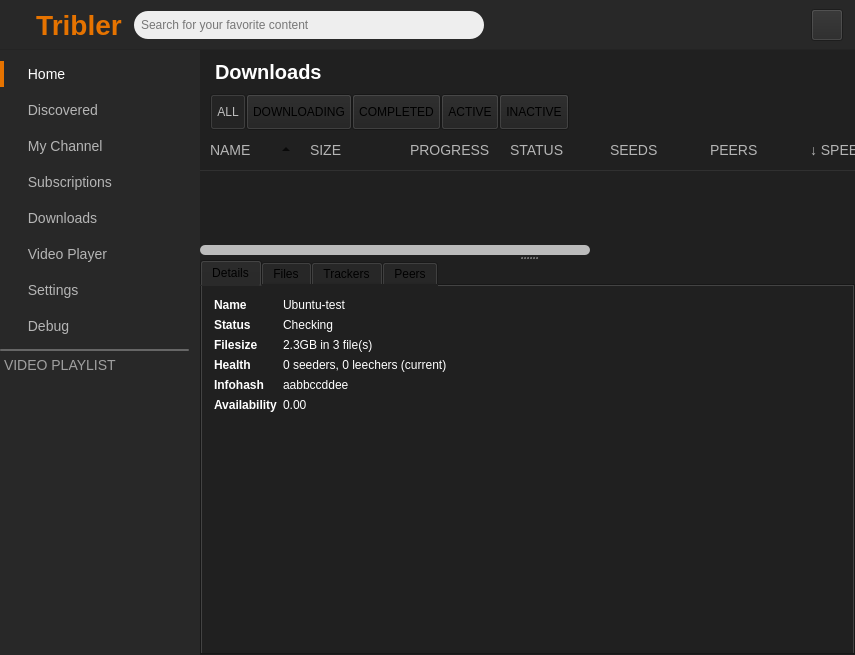
The window that TriblerGUI/qt_resources/mainwindow.ui (Tribler/tribler) describes before a commit, drawn with Qt 5.
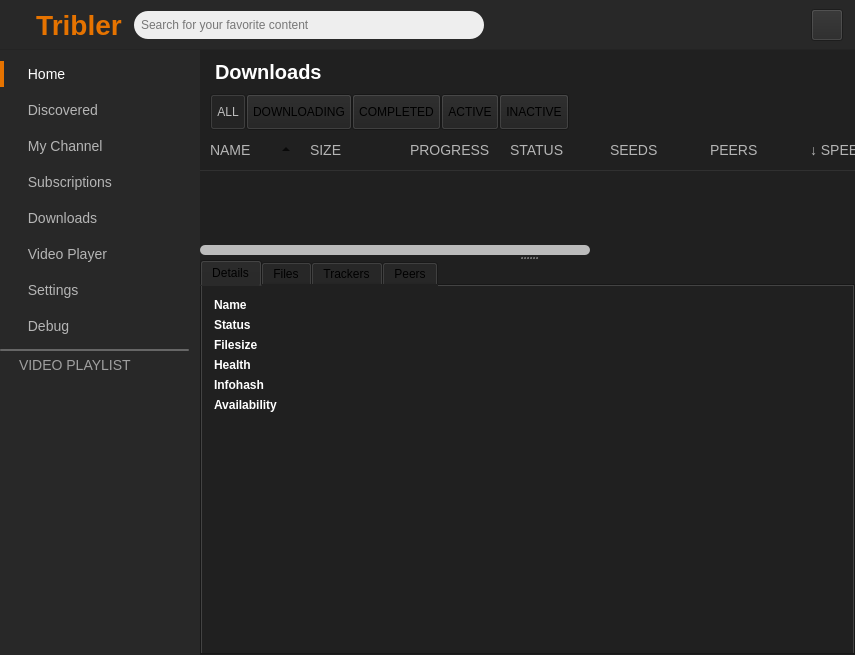
The same window after the commit. The open tabs and pages were chosen to show the change. Icons and pictures are not drawn. Custom widgets are drawn as their Qt base class.

Patch:
```diff
--- a/TriblerGUI/qt_resources/mainwindow.ui
+++ b/TriblerGUI/qt_resources/mainwindow.ui
@@ -862,7 +862,7 @@
                <string notr="true">border: none;
 color: #A0A0A0;
 font-size: 14px;
-margin-left: 1px;</string>
+padding-left: 16px;</string>
               </property>
               <property name="text">
                <string>VIDEO PLAYLIST</string>
@@ -7379,7 +7379,7 @@
                       <item row="0" column="1">
                        <widget class="QLabel" name="download_detail_name_label">
                         <property name="text">
-                         <string>Ubuntu-test</string>
+                         <string/>
                         </property>
                        </widget>
                       </item>
@@ -7396,7 +7396,7 @@
                       <item row="1" column="1">
                        <widget class="QLabel" name="download_detail_status_label">
                         <property name="text">
-                         <string>Checking</string>
+                         <string/>
                         </property>
                        </widget>
                       </item>
@@ -7413,7 +7413,7 @@
                       <item row="2" column="1">
                        <widget class="QLabel" name="download_detail_filesize_label">
                         <property name="text">
-                         <string>2.3GB in 3 file(s)</string>
+                         <string/>
                         </property>
                        </widget>
                       </item>
@@ -7430,7 +7430,7 @@
                       <item row="3" column="1">
                        <widget class="QLabel" name="download_detail_health_label">
                         <property name="text">
-                         <string>0 seeders, 0 leechers (current)</string>
+                         <string/>
                         </property>
                        </widget>
                       </item>
@@ -7447,7 +7447,7 @@
                       <item row="4" column="1">
                        <widget class="QLabel" name="download_detail_infohash_label">
                         <property name="text">
-                         <string>aabbccddee</string>
+                         <string/>
                         </property>
                        </widget>
                       </item>
@@ -7464,7 +7464,7 @@
                       <item row="5" column="1">
                        <widget class="QLabel" name="download_detail_availability_label">
                         <property name="text">
-                         <string>0.00</string>
+                         <string/>
                         </property>
                        </widget>
                       </item>
```
Left out of the diff: 26 changed lines with no effect on the pictures.
